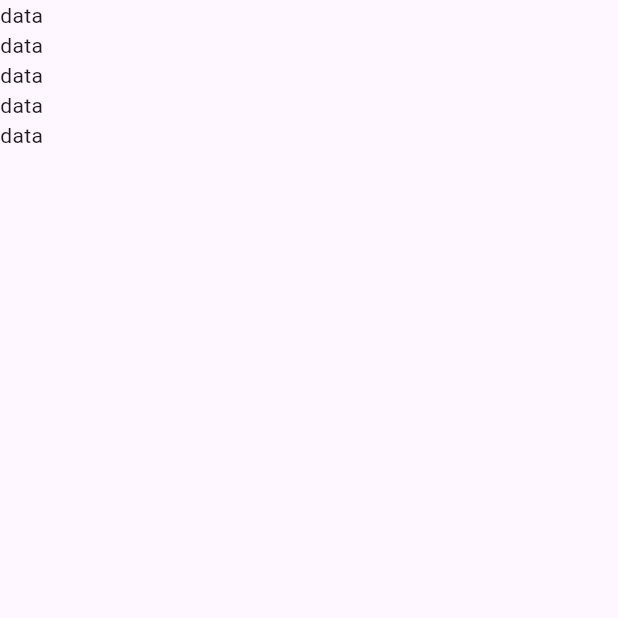
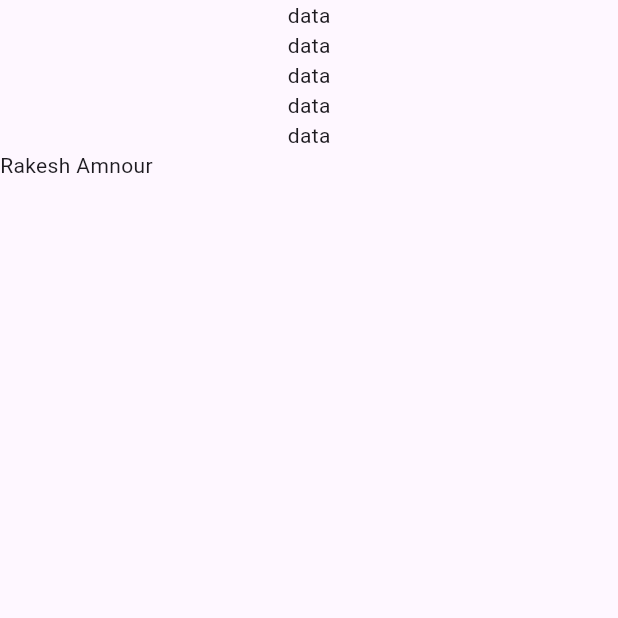
Before and after one commit to rakesh378442/new_demo, a Flutter app: the ProfileScreen screen opened directly, on a phone screen of 412 x 824 dp, the top half of it. Run offline on Flutter 3.47's test engine with Material 3 defaults, Android fonts, the phone set to English and light mode, and no system bars.

Commit message:
i changed  some codes in  profile screen.

```diff
--- a/lib/profile_screen.dart
+++ b/lib/profile_screen.dart
@@ -11,7 +11,11 @@ class ProfileScreen extends StatelessWidget {
         Text("data"),
         Text("data"),
         Text("data"),
-
+        Row(
+          children: [
+            Text("Rakesh Amnour")
+          ],
+        )
       ],
       ));
   }
```
